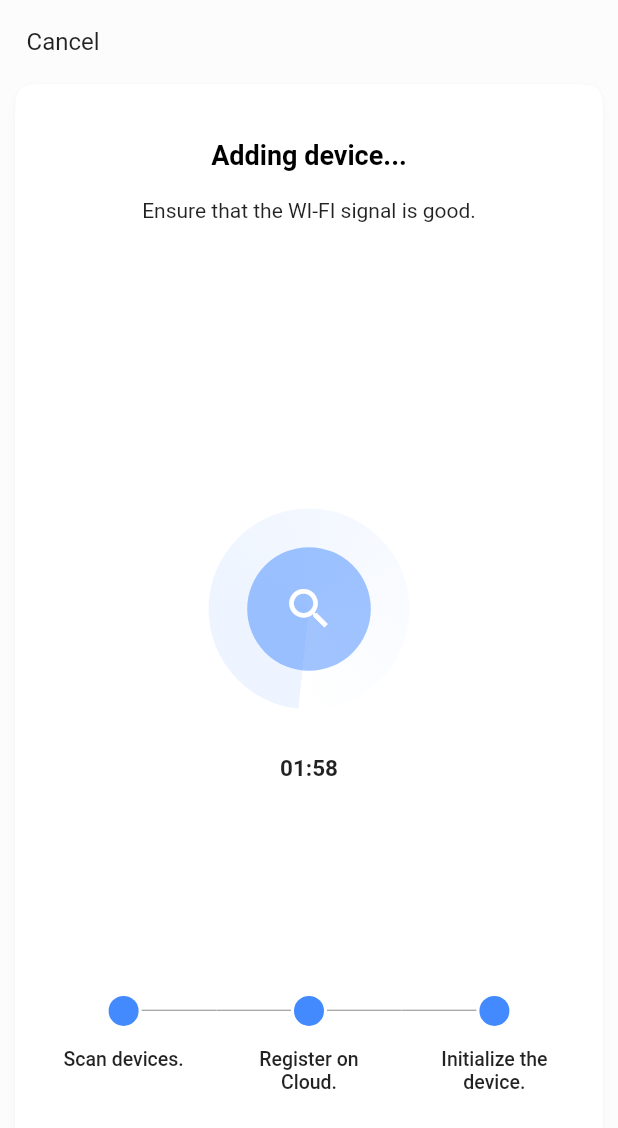
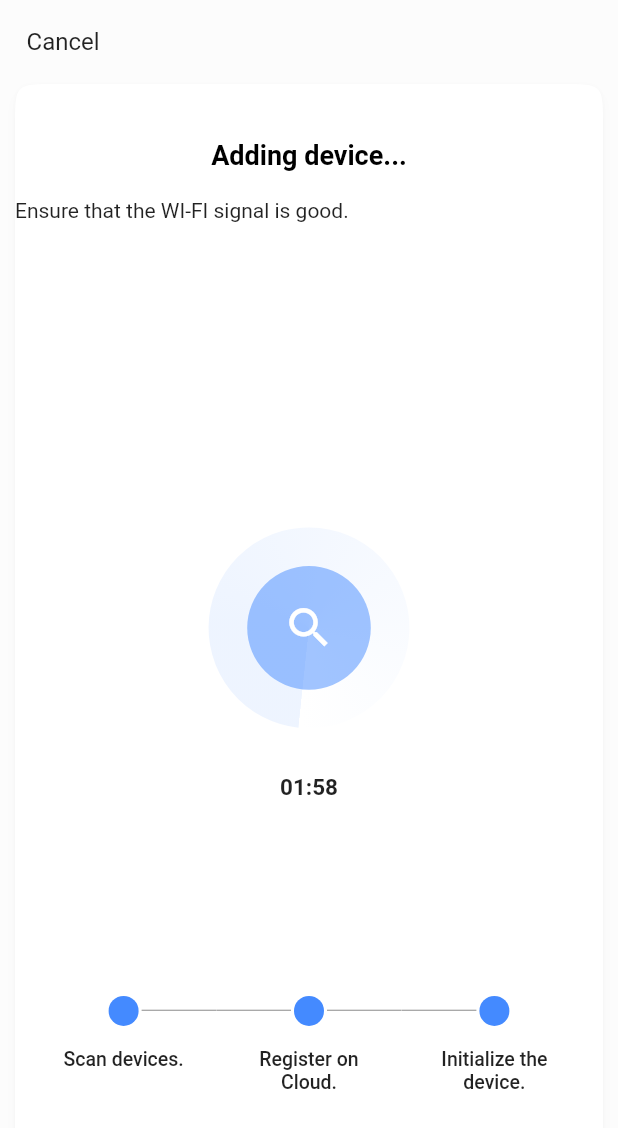
Before and after one commit to jaydip-pawar/smartify, a Flutter app: the AddingDeviceScreen screen opened by its route, on a phone screen of 412 x 824 dp. Shown: the top 1128 px of the screen. Run offline on Flutter 3.47's test engine with Material 2 defaults, Android fonts, the phone set to English and light mode, and no system bars; drawn by our look-alikes of animated_text_kit, syncfusion_flutter_gauges; our stand-ins replace cloud_firestore, email_validator, firebase_auth, firebase_core, loading_indicator; missing offline and left inert: code_input, email_auth, flutter_barcode_scanner, flutter_wifi_connect, multiline; accounts and stored records are empty.

Commit message:
added Adding Device Screen

```diff
--- a/lib/screens/adding_device_screen.dart
+++ b/lib/screens/adding_device_screen.dart
@@ -1,8 +1,10 @@
+import 'package:animated_text_kit/animated_text_kit.dart';
 import 'package:flutter/cupertino.dart';
 import 'package:flutter/material.dart';
 import 'package:smartify/constants.dart';
 import 'package:smartify/widgets/add_device_timer.dart';
 import 'package:smartify/widgets/filled_track_progressbar.dart';
+import 'package:flutter_wifi_connect/flutter_wifi_connect.dart';
 
 class AddingDeviceScreen extends StatefulWidget {
   static const String id = 'adding-device-screen';
@@ -64,7 +66,20 @@ class _AddingDeviceScreenState extends State<AddingDeviceScreen> {
                         ),
                       ),
                       SizedBox(height: 18),
-                      Text('Ensure that the WI-FI signal is good.'),
+                      Container(
+                        width: double.infinity,
+                        height: height(context) * 0.05,
+                        child: AnimatedTextKit(
+                          animatedTexts: [
+                            RotateAnimatedText(
+                                'Ensure that the WI-FI signal is good.'),
+                            RotateAnimatedText(
+                                'Ensure that the device is powered on.'),
+                          ],
+                          pause: Duration.zero,
+                          repeatForever: true,
+                        ),
+                      ),
                     ],
                   ),
                   Column(
@@ -114,7 +129,8 @@ class _AddingDeviceScreenState extends State<AddingDeviceScreen> {
                                 children: [
                                   Expanded(
                                     child: Container(
-                                      margin: EdgeInsets.only(left: 2, right: 2),
+                                      margin:
+                                          EdgeInsets.only(left: 2, right: 2),
                                       child: Divider(
                                         color: Colors.white,
                                         thickness: 0.8,
--- a/lib/screens/home_screen.dart
+++ b/lib/screens/home_screen.dart
@@ -65,6 +65,11 @@ class _HomeScreenState extends State<HomeScreen> {
           boardSsid = data.elementAt(0);
           boardPassword = data.elementAt(1);
         });
+
+        // FlutterWifiConnect.connectToSecureNetwork(boardSsid, boardPassword).then((value) {
+        //   print(value);
+        // });
+
       } on PlatformException {
         print('Failed to get platform version.');
       }
@@ -94,6 +99,7 @@ class _HomeScreenState extends State<HomeScreen> {
           MaterialButton(
             onPressed: (){
               showData();
+              // scanQRCode();
             },
             child: Text('Show user Data'),
           ),
--- a/pubspec.yaml
+++ b/pubspec.yaml
@@ -6,7 +6,7 @@ publish_to: 'none' # Remove this line if you wish to publish to pub.dev
 version: 1.0.0+1
 
 environment:
-  sdk: ">=2.12.0 <3.0.0"
+  sdk: ">=2.12.13 <3.0.0"
 
 dependencies:
   flutter:
@@ -31,6 +31,8 @@ dependencies:
   multiline: ^3.0.0
   web_socket_channel: ^2.1.0
   syncfusion_flutter_gauges: ^19.1.69
+  animated_text_kit: ^4.2.1
+  flutter_wifi_connect: ^0.0.7
 
 dev_dependencies:
   flutter_test:
```
Also changed, not shown: pubspec.lock.
